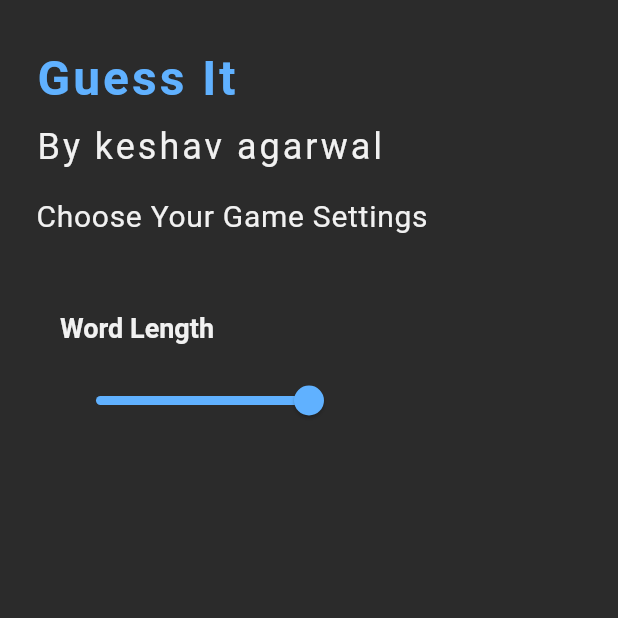
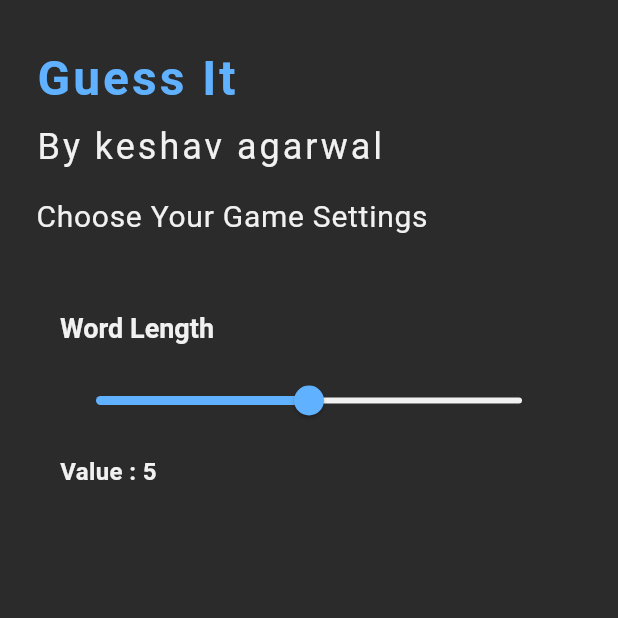
Before and after one commit to keshav-github02/GuessGlow, a Flutter app: the screen it shows after launch, on a phone screen of 412 x 824 dp, the top half of it. Run offline on Flutter 3.47's test engine with Material 3 defaults, Android fonts, the light colour scheme and no system bars; our stand-ins replace go_router; Roboto replaces fonts that are missing (Lexend).

Commit message:
making slider

```diff
--- a/lib/features/home/presentation/home_page.dart
+++ b/lib/features/home/presentation/home_page.dart
@@ -1,10 +1,16 @@
 import 'package:flutter/material.dart';
 import 'package:guesstoget/features/home/widgets/slider_section_widget.dart';
 
-class HomePage extends StatelessWidget {
+class HomePage extends StatefulWidget {
   const HomePage({super.key});
 
   static const String route = '/';
+
+  @override
+  State<HomePage> createState() => _HomePageState();
+}
+
+class _HomePageState extends State<HomePage> {
   @override
   Widget build(BuildContext context) {
     return Scaffold(
--- a/lib/features/home/widgets/slider_section_widget.dart
+++ b/lib/features/home/widgets/slider_section_widget.dart
@@ -32,7 +32,15 @@ class SliderSectionWidget extends StatelessWidget {
           SizedBox(
             height: 12,
           ),
-          Slider(value: value, onChanged: onChanged,max: maxValue,min: minValue,label: value.toStringAsFixed(0),),
+          Slider(value: value, onChanged: onChanged,max: maxValue,min: minValue,label: value.toStringAsFixed(0),activeColor: Theme.of(context).colorScheme.primary,
+          inactiveColor:Theme.of(context).colorScheme.onSurface ,),
+          SizedBox(
+            height: 12,
+          ),
+          Text('Value : ${value.toInt()}',style: Theme.of(context).textTheme.bodyMedium?.copyWith(
+            fontWeight: FontWeight.bold,
+          ),),
+
 
         ],
       ),
```
Also changed, not shown: 1 other file.
